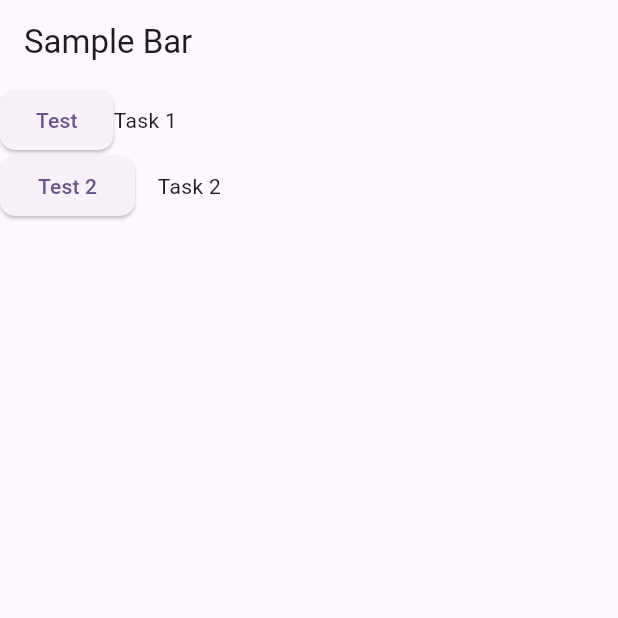
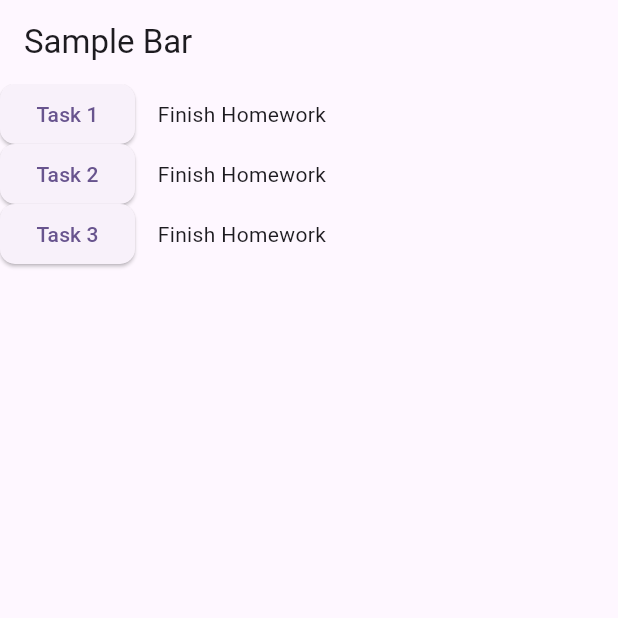
Before and after one commit to Wildtypers/adaptiveCalander, a Flutter app: the screen it shows after launch, on a phone screen of 412 x 824 dp, the top half of it. Run offline on Flutter 3.47's test engine with Material 3 defaults, Android fonts, the phone set to English and light mode, and no system bars.

Commit message:
Writing class for Row Items
utilization of classes to simplify task list row

```diff
--- a/main/lib/main.dart
+++ b/main/lib/main.dart
@@ -36,29 +36,30 @@ class _HomePageState extends State<MyHomePage>{
         alignment: Alignment.centerLeft,
         child: Column(
           children: [
-            Row(
-              children: [
-                Column(
-                  children: [
-                    ElevatedButton(
-                      style: ElevatedButton.styleFrom(
-                        shape: RoundedRectangleBorder(
-                          borderRadius: BorderRadius.circular(10),
+            RowItems("Task 1", "Finish Homework"),
+            RowItems("Task 2", "Finish Homework"),
+            RowItems("Task 3", "Finish Homework"),
+          ],
         ),
       ),
-                      onPressed: () {},
-                      child: const Text('Test')
-                    ),
-                  ]
-                ),
-                Column(
-                  children: [
-                    Text('Task 1'),
-                  ]
-                ),
-              ],
-            ),
-            Row(
+    );
+  }
+}
+
+class RowItems extends StatelessWidget{
+  final String buttonText;
+  final String taskText;
+
+  const RowItems(
+    this.buttonText,
+    this.taskText,
+    {super.key}
+  );
+
+
+  @override
+  Widget build(BuildContext context){
+    return Row(
       spacing: 15,
       children: [
         Column(
@@ -74,22 +75,17 @@ class _HomePageState extends State<MyHomePage>{
                   ),
                 ),
                 onPressed: () {},
-                        child: const Text('Test 2')
+                child: Text(buttonText)
               ),
             )
           ]
         ),
         Column(
           children: [
-                    Text('Task 2'),
+            Text(taskText),
           ]
         ),
-              ],
-            ),
-            Row(),
-          ],
-        ),
-      ),
+      ]
     );
   }
 }
```
Lines whose indentation alone changed are shown as unchanged.
